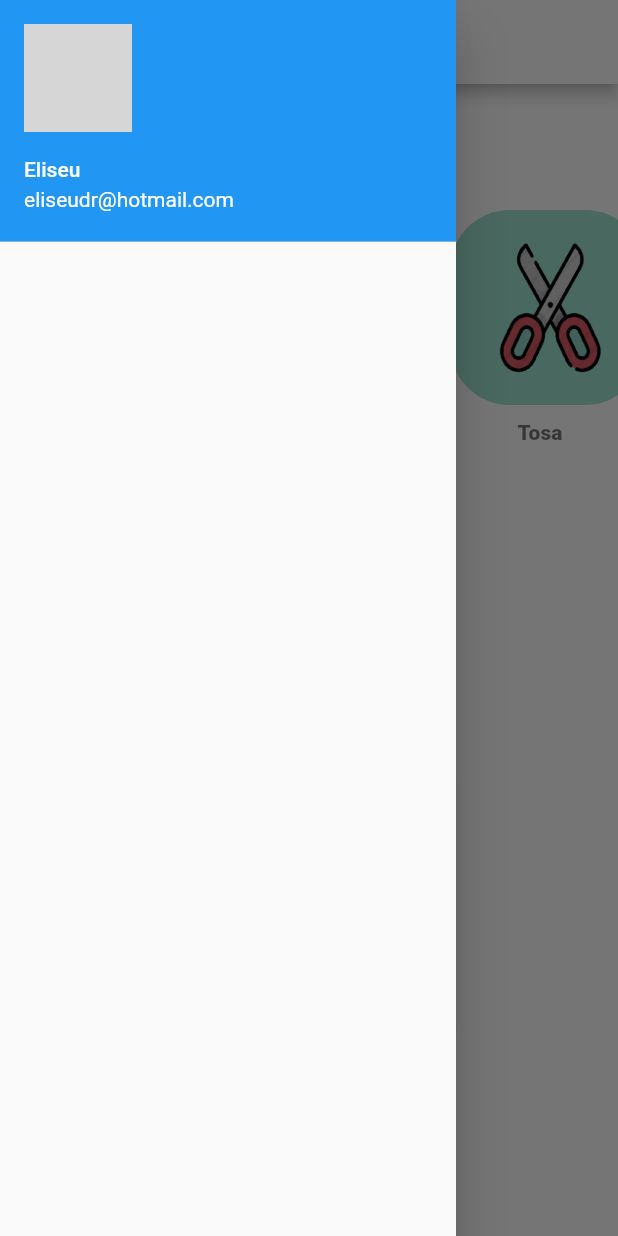
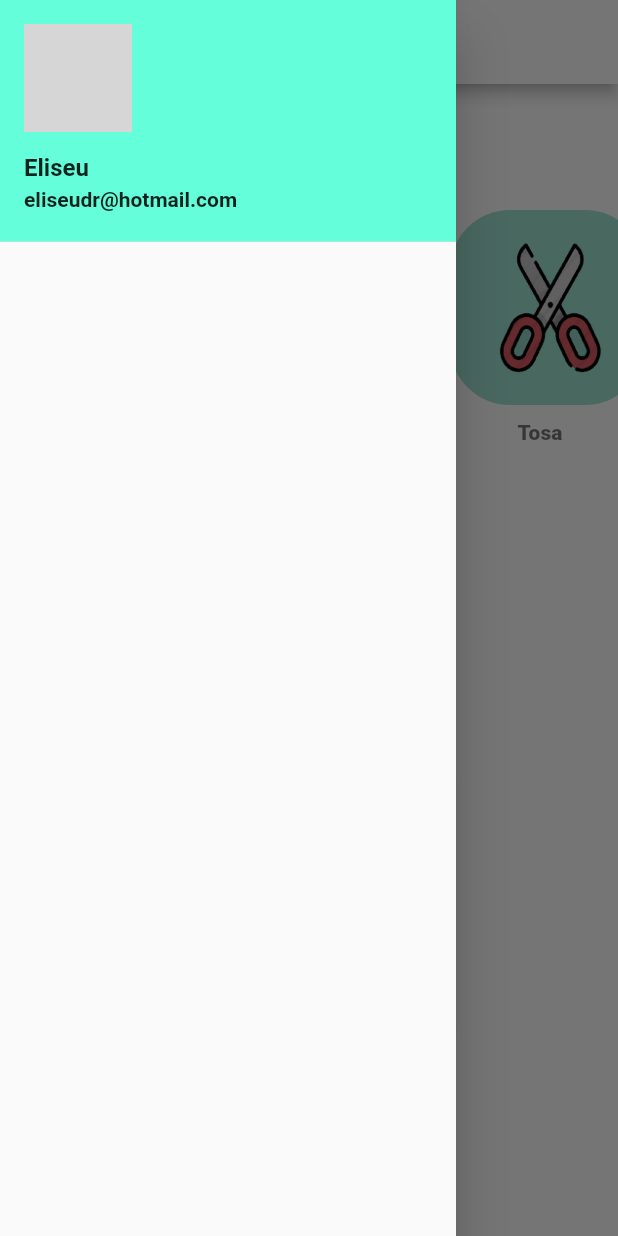
Before and after one commit to eliseudr/PetSmart, a Flutter app: the HomeTela screen opened directly, with the side drawer open, on a phone screen of 412 x 824 dp. Run offline on Flutter 3.47's test engine with Material 2 defaults, Android fonts, the phone set to English and light mode, and no system bars; network calls fail; grey boxes are pictures that could not be loaded.

Commit message:
Alterando o UserAccountDrawerHeader, Cor e text

```diff
--- a/pet_smart/lib/home_screen.dart
+++ b/pet_smart/lib/home_screen.dart
@@ -1,5 +1,6 @@
 import 'package:flutter/cupertino.dart';
 import 'package:flutter/material.dart';
+import 'package:flutter/painting.dart';
 import 'package:flutter/widgets.dart';
 import 'entrar_screen.dart';
 
@@ -143,10 +144,20 @@ class _HomeTelaState extends State<HomeTela> {
         child: ListView(
           children: <Widget>[
             new UserAccountsDrawerHeader(
-              accountName: new Text('Eliseu'),
-              accountEmail: new Text('eliseudr@hotmail.com'),
+              decoration: BoxDecoration(
+                color: Colors.tealAccent.shade200,
+
+              ),
+              accountName: new Text('Eliseu', style: TextStyle(fontWeight: FontWeight.bold,
+                  color: Colors.black87, fontSize: 16),
+              ),
+              accountEmail: new Text('eliseudr@hotmail.com',style: TextStyle(fontWeight: FontWeight.bold,
+                  color: Colors.black87, fontSize: 14),
+              ),
               currentAccountPicture: new CircleAvatar(
-                backgroundImage: NetworkImage('http://i.pravatar.cc/300'),
+                radius: 50,
+                backgroundImage: NetworkImage('https://scontent.fgyn12-1.fna.fbcdn.net/v/t1.0-9/36969101_1010476269132855_4712000855140728832_o.jpg?_nc_cat=106&_nc_sid=e3f864&_nc_eui2=AeFWUyVbnrOjZ09yHklz2dg2_Aci9BKGL3f8ByL0EoYvd5V2Z6e_GTD1xzCwCsU4FYalzKKCkwecTjZnx05q2e-u&_nc_ohc=bUWnD-b3DzgAX9f1NdR&_nc_ht=scontent.fgyn12-1.fna&oh=fe481a10474eed89504f9e66abec03e1&oe=5F7DEB1A'),
+                backgroundColor: Colors.transparent,
               ),
             )
           ],
```
